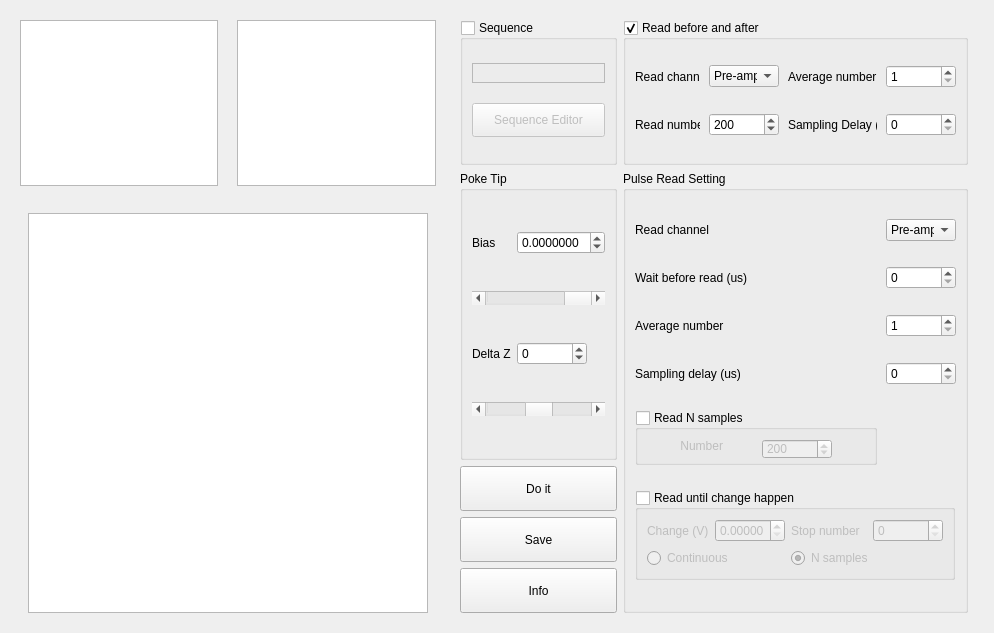
First picture: the form in pyqt5 STM software/ui/Deposition.ui, repository freestylexyz/STM-pyqt5-software, before the edit.
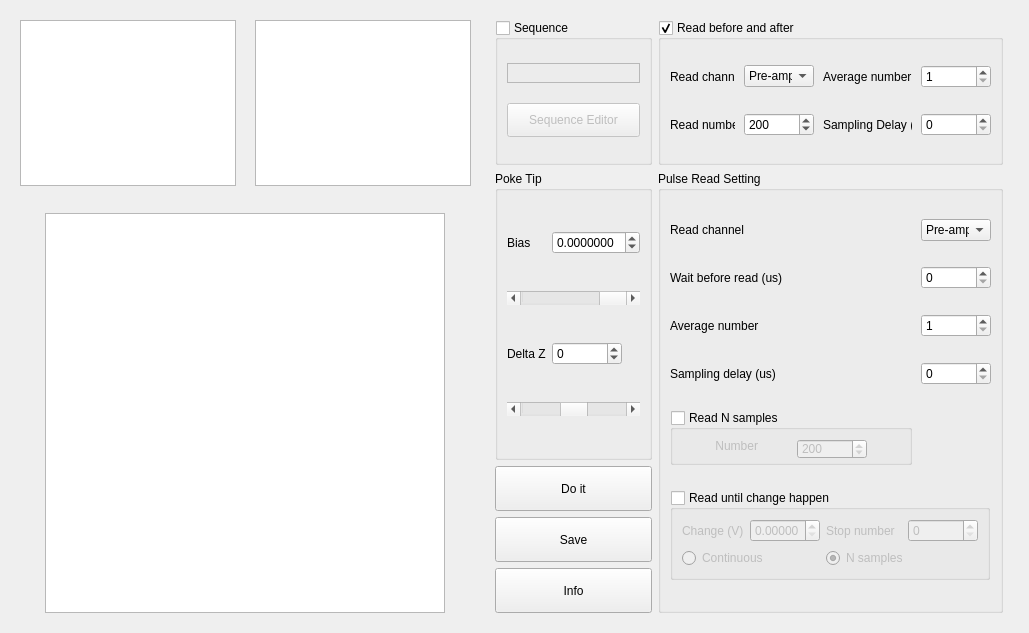
Second picture: the form after the edit. Custom widgets are drawn as their Qt base class.

```diff
--- a/pyqt5 STM software/ui/Deposition.ui
+++ b/pyqt5 STM software/ui/Deposition.ui
@@ -9,7 +9,7 @@
    <rect>
     <x>0</x>
     <y>0</y>
-    <width>994</width>
+    <width>1029</width>
     <height>633</height>
    </rect>
   </property>
```
Left out of the diff: 4 changed lines with no effect on the pictures.
